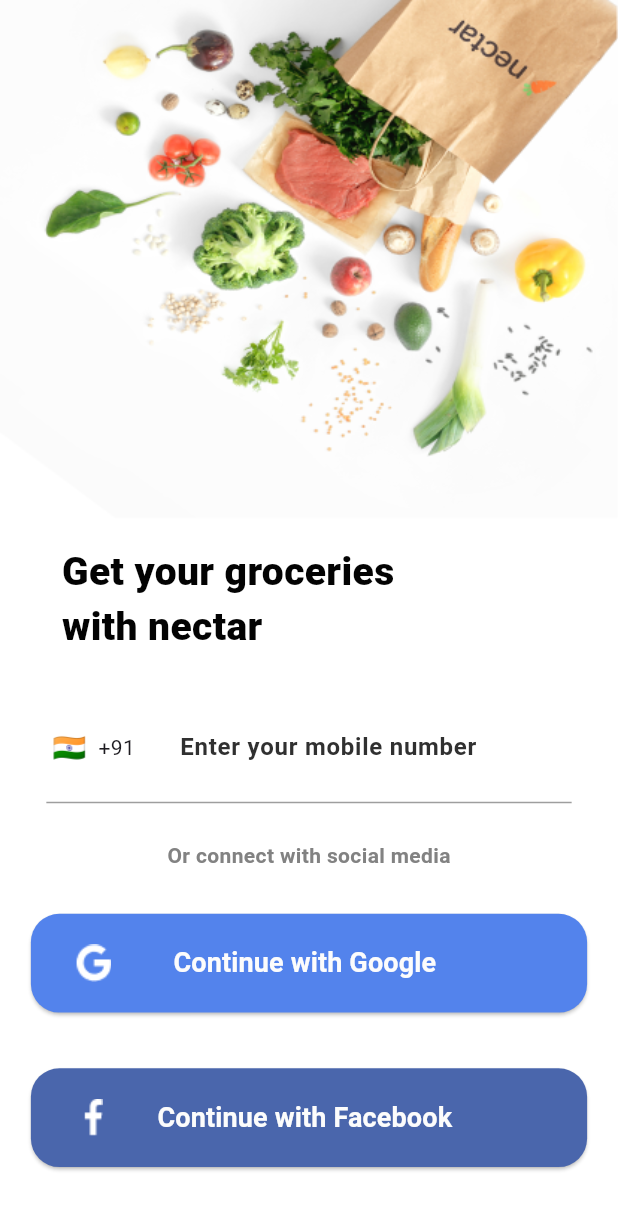
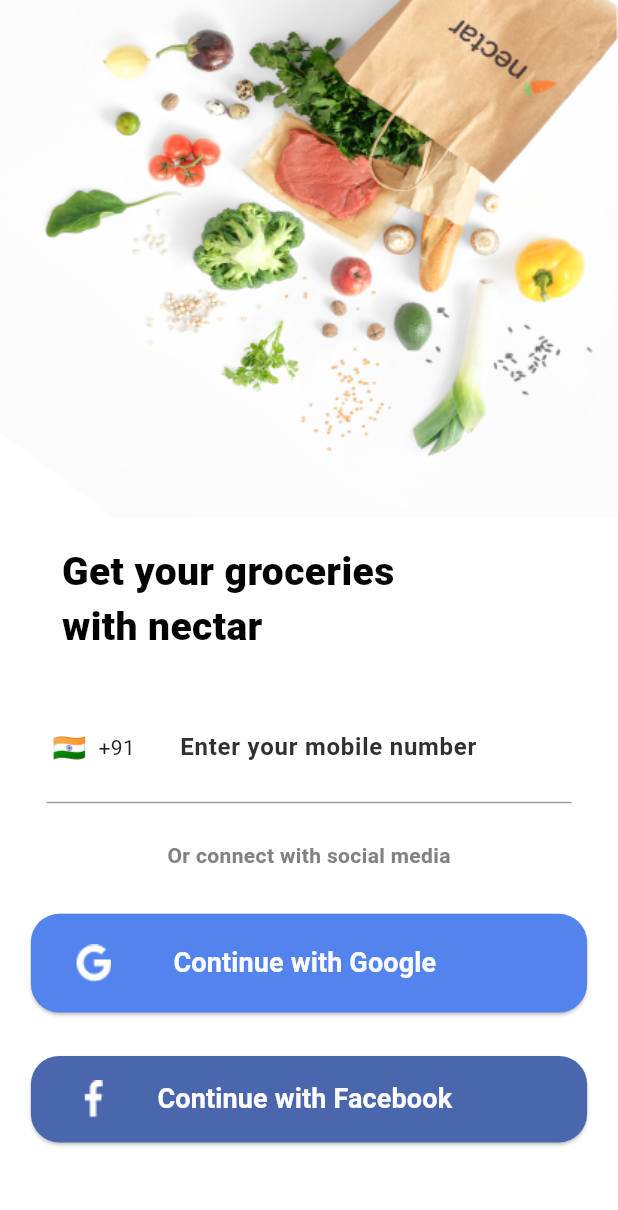
Before and after one commit to mazenelgaml/nectar, a Flutter app: the SignInScreen screen opened directly, on a phone screen of 412 x 824 dp. Shown: the top 1210 px of the screen. Run offline on Flutter 3.47's test engine with Material 3 defaults, Android fonts, the phone set to English and light mode, and no system bars; drawn by our look-alikes of intl_phone_field; our stand-ins replace get.

Commit message:
Update sign_in_screen.dart

```diff
--- a/lib/screens/sign_in_screen/sign_in_screen.dart
+++ b/lib/screens/sign_in_screen/sign_in_screen.dart
@@ -114,7 +114,7 @@
                 ),
               ),
               Container(
-                height: Get.height*0.1,
+                height: Get.height*0.07,
                 child: Center(
                   child: ElevatedButton(onPressed: (){}, child:
                   Row(children: [
```
